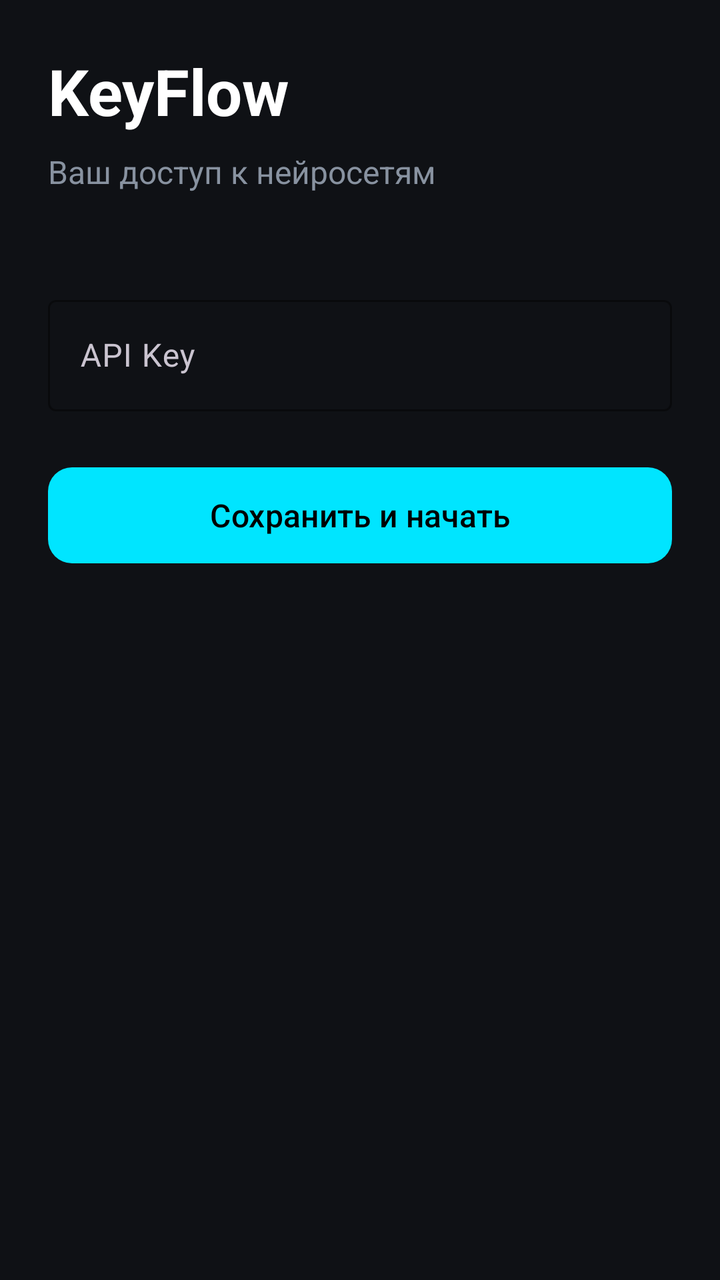
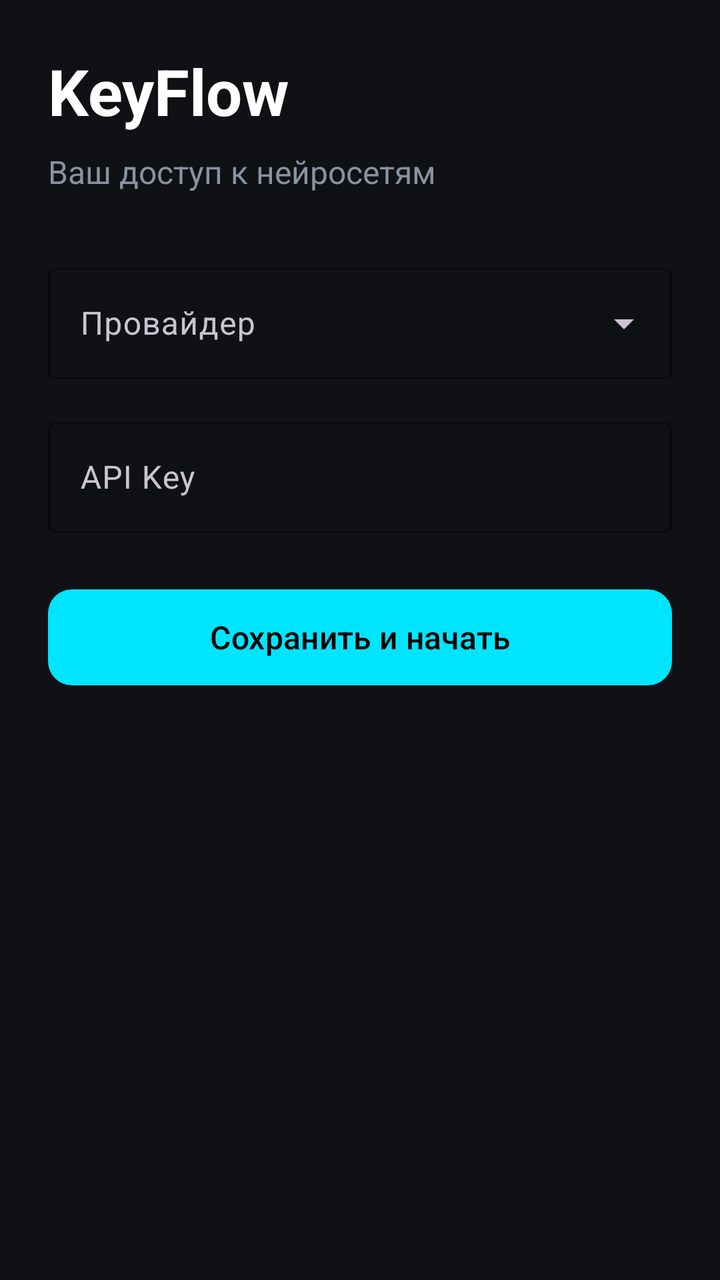

An Android layout rendered at two revisions. The XML below is the earlier revision; the diff shows what the commit changed to produce the second picture.
<!-- AndroidManifest.xml: application theme Theme.Material3.Dark.NoActionBar -->
<!-- res/layout/activity_main.xml -->
<?xml version="1.0" encoding="utf-8"?>
<androidx.constraintlayout.widget.ConstraintLayout xmlns:android="http://schemas.android.com/apk/res/android"
    xmlns:app="http://schemas.android.com/apk/res-auto"
    android:layout_width="match_parent"
    android:layout_height="match_parent"
    android:background="#0F1115"
    android:padding="24dp">

    <TextView
        android:id="@+id/tvTitle"
        android:layout_width="wrap_content"
        android:layout_height="wrap_content"
        android:text="KeyFlow"
        android:textColor="#FFFFFF"
        android:textSize="32sp"
        android:textStyle="bold"
        app:layout_constraintTop_toTopOf="parent"
        app:layout_constraintStart_toStartOf="parent" />

    <TextView
        android:id="@+id/tvSubtitle"
        android:layout_width="wrap_content"
        android:layout_height="wrap_content"
        android:layout_marginTop="8dp"
        android:text="Ваш доступ к нейросетям"
        android:textColor="#8892A0"
        android:textSize="16sp"
        app:layout_constraintTop_toBottomOf="@id/tvTitle"
        app:layout_constraintStart_toStartOf="parent" />

    <com.google.android.material.textfield.TextInputLayout
        android:id="@+id/tilApiKey"
        style="@style/Widget.Material3.TextInputLayout.OutlinedBox"
        android:layout_width="match_parent"
        android:layout_height="wrap_content"
        android:layout_marginTop="48dp"
        android:hint="API Key"
        app:boxStrokeColor="#00E5FF"
        app:hintTextColor="#00E5FF"
        app:layout_constraintTop_toBottomOf="@id/tvSubtitle">

        <com.google.android.material.textfield.TextInputEditText
            android:id="@+id/etApiKey"
            android:layout_width="match_parent"
            android:layout_height="wrap_content"
            android:textColor="#FFFFFF"
            android:inputType="textPassword" />
    </com.google.android.material.textfield.TextInputLayout>

    <com.google.android.material.button.MaterialButton
        android:id="@+id/btnSave"
        android:layout_width="match_parent"
        android:layout_height="56dp"
        android:layout_marginTop="24dp"
        android:text="Сохранить и начать"
        android:textAllCaps="false"
        android:textSize="16sp"
        app:backgroundTint="#00E5FF"
        android:textColor="#000000"
        app:cornerRadius="12dp"
        app:layout_constraintTop_toBottomOf="@id/tilApiKey" />

</androidx.constraintlayout.widget.ConstraintLayout>
<!-- resources referenced by this layout -->
<resources>

</resources>

<!-- the commit's change to res/layout/activity_main.xml (unified diff, before → after) -->
@@ -28,16 +28,36 @@
         app:layout_constraintTop_toBottomOf="@id/tvTitle"
         app:layout_constraintStart_toStartOf="parent" />
 
+    
+    <com.google.android.material.textfield.TextInputLayout
+        android:id="@+id/tilProvider"
+        style="@style/Widget.Material3.TextInputLayout.OutlinedBox.ExposedDropdownMenu"
+        android:layout_width="match_parent"
+        android:layout_height="wrap_content"
+        android:layout_marginTop="32dp"
+        android:hint="Провайдер"
+        app:boxStrokeColor="#00E5FF"
+        app:hintTextColor="#00E5FF"
+        app:layout_constraintTop_toBottomOf="@id/tvSubtitle">
+
+        <AutoCompleteTextView
+            android:id="@+id/actProvider"
+            android:layout_width="match_parent"
+            android:layout_height="wrap_content"
+            android:textColor="#FFFFFF"
+            android:inputType="none" />
+    </com.google.android.material.textfield.TextInputLayout>
+
     <com.google.android.material.textfield.TextInputLayout
         android:id="@+id/tilApiKey"
         style="@style/Widget.Material3.TextInputLayout.OutlinedBox"
         android:layout_width="match_parent"
         android:layout_height="wrap_content"
-        android:layout_marginTop="48dp"
+        android:layout_marginTop="16dp"
         android:hint="API Key"
         app:boxStrokeColor="#00E5FF"
         app:hintTextColor="#00E5FF"
-        app:layout_constraintTop_toBottomOf="@id/tvSubtitle">
+        app:layout_constraintTop_toBottomOf="@id/tilProvider">
 
         <com.google.android.material.textfield.TextInputEditText
             android:id="@+id/etApiKey"
